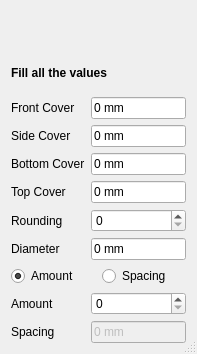
amrit3701/FreeCAD-Reinforcement, file UShapeRebar.ui: the form before one commit.
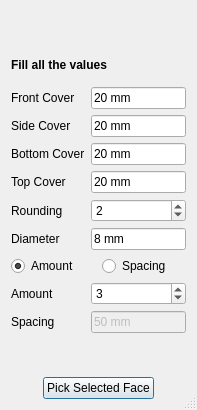
The form after the commit. Custom widgets are drawn as their Qt base class.

Commit message: Implemented Pick selected button in all rebar shapes

Diff of the .ui file:
```diff
--- a/UShapeRebar.ui
+++ b/UShapeRebar.ui
@@ -7,7 +7,7 @@
     <x>0</x>
     <y>0</y>
     <width>197</width>
-    <height>354</height>
+    <height>410</height>
    </rect>
   </property>
   <property name="windowTitle">
@@ -38,7 +38,7 @@
      <item row="0" column="1">
       <widget class="Gui::InputField" name="frontCover">
        <property name="text">
-        <string>0 mm</string>
+        <string>20 mm</string>
        </property>
        <property name="unit" stdset="0">
         <string notr="true"/>
@@ -55,7 +55,7 @@
      <item row="1" column="1">
       <widget class="Gui::InputField" name="sideCover">
        <property name="text">
-        <string>0 mm</string>
+        <string>20 mm</string>
        </property>
        <property name="unit" stdset="0">
         <string notr="true"/>
@@ -65,7 +65,7 @@
      <item row="2" column="1">
       <widget class="Gui::InputField" name="bottomCover">
        <property name="text">
-        <string>0 mm</string>
+        <string>20 mm</string>
        </property>
        <property name="unit" stdset="0">
         <string notr="true"/>
@@ -82,7 +82,7 @@
      <item row="3" column="1">
       <widget class="Gui::InputField" name="topCover">
        <property name="text">
-        <string>0 mm</string>
+        <string>20 mm</string>
        </property>
        <property name="unit" stdset="0">
         <string notr="true"/>
@@ -97,7 +97,11 @@
       </widget>
      </item>
      <item row="4" column="1">
-      <widget class="Gui::PrefSpinBox" name="rounding"/>
+      <widget class="Gui::PrefSpinBox" name="rounding">
+       <property name="value">
+        <number>2</number>
+       </property>
+      </widget>
      </item>
      <item row="5" column="0">
       <widget class="QLabel" name="diameterLabel">
@@ -135,7 +139,11 @@
       </widget>
      </item>
      <item row="7" column="1">
-      <widget class="Gui::PrefSpinBox" name="amount"/>
+      <widget class="Gui::PrefSpinBox" name="amount">
+       <property name="value">
+        <number>3</number>
+       </property>
+      </widget>
      </item>
      <item row="8" column="0">
       <widget class="QLabel" name="spacingLabel">
@@ -157,7 +165,7 @@
         <bool>false</bool>
        </property>
        <property name="text">
-        <string>0 mm</string>
+        <string>50 mm</string>
        </property>
        <property name="unit" stdset="0">
         <string notr="true"/>
@@ -167,7 +175,7 @@
      <item row="5" column="1">
       <widget class="Gui::InputField" name="diameter">
        <property name="text">
-        <string>0 mm</string>
+        <string>8 mm</string>
        </property>
        <property name="unit" stdset="0">
         <string notr="true"/>
@@ -176,6 +184,13 @@
      </item>
     </layout>
    </item>
+   <item row="7" column="0" alignment="Qt::AlignHCenter">
+    <widget class="QPushButton" name="PickSelectedFace">
+     <property name="text">
+      <string>Pick Selected Face</string>
+     </property>
+    </widget>
+   </item>
    <item row="0" column="0" alignment="Qt::AlignHCenter">
     <widget class="QLabel" name="image">
      <property name="text">
@@ -196,6 +211,13 @@
      </property>
     </widget>
    </item>
+   <item row="6" column="0">
+    <widget class="QLabel" name="PickSelectedFaceLabel">
+     <property name="text">
+      <string/>
+     </property>
+    </widget>
+   </item>
   </layout>
  </widget>
  <customwidgets>
```
The commit also changes 6 other files.
